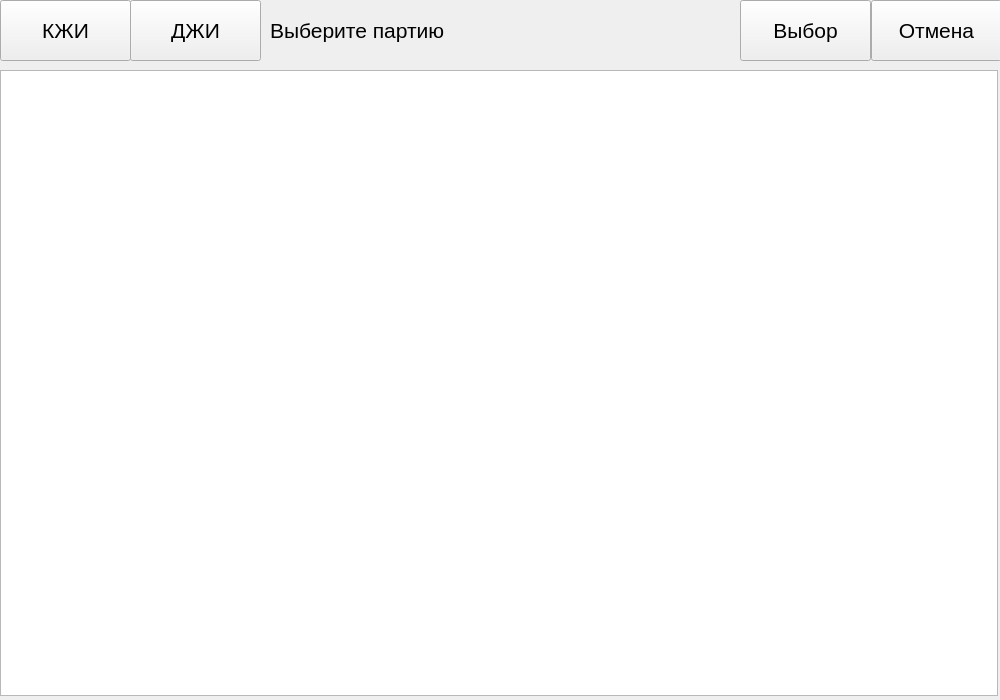
Above: samplejournal.ui from beeleph/PanelRegata2 before the change. Below: the same form after it.
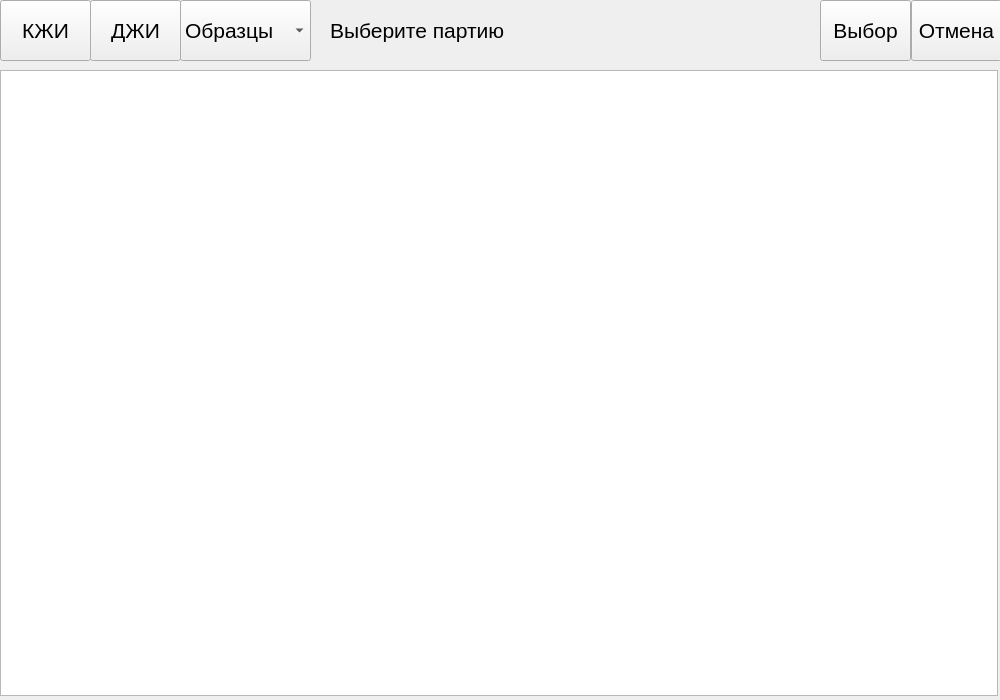
That is the form after the change.

Commit message:
+ sampleType chooser
option to choose samples also from monitor and standarts sets. not tested

```diff
--- a/samplejournal.ui
+++ b/samplejournal.ui
@@ -18,7 +18,7 @@
     <rect>
      <x>0</x>
      <y>0</y>
-     <width>131</width>
+     <width>91</width>
      <height>61</height>
     </rect>
    </property>
@@ -37,9 +37,9 @@
   <widget class="QPushButton" name="lliButton">
    <property name="geometry">
     <rect>
-     <x>130</x>
+     <x>90</x>
      <y>0</y>
-     <width>131</width>
+     <width>91</width>
      <height>61</height>
     </rect>
    </property>
@@ -77,9 +77,9 @@
   <widget class="QPushButton" name="cancelButton">
    <property name="geometry">
     <rect>
-     <x>871</x>
+     <x>911</x>
      <y>0</y>
-     <width>131</width>
+     <width>91</width>
      <height>61</height>
     </rect>
    </property>
@@ -95,9 +95,9 @@
   <widget class="QPushButton" name="chooseButton">
    <property name="geometry">
     <rect>
-     <x>740</x>
+     <x>820</x>
      <y>0</y>
-     <width>131</width>
+     <width>91</width>
      <height>61</height>
     </rect>
    </property>
@@ -113,7 +113,7 @@
   <widget class="QLabel" name="label">
    <property name="geometry">
     <rect>
-     <x>270</x>
+     <x>330</x>
      <y>0</y>
      <width>461</width>
      <height>61</height>
@@ -128,6 +128,36 @@
     <string>Выберите партию</string>
    </property>
   </widget>
+  <widget class="QComboBox" name="sampleTypeComboBox">
+   <property name="geometry">
+    <rect>
+     <x>180</x>
+     <y>0</y>
+     <width>131</width>
+     <height>61</height>
+    </rect>
+   </property>
+   <property name="font">
+    <font>
+     <pointsize>16</pointsize>
+    </font>
+   </property>
+   <item>
+    <property name="text">
+     <string>Образцы</string>
+    </property>
+   </item>
+   <item>
+    <property name="text">
+     <string>Стандарты</string>
+    </property>
+   </item>
+   <item>
+    <property name="text">
+     <string>Мониторы</string>
+    </property>
+   </item>
+  </widget>
  </widget>
  <resources/>
  <connections/>
```
The commit also changes 2 other files.
